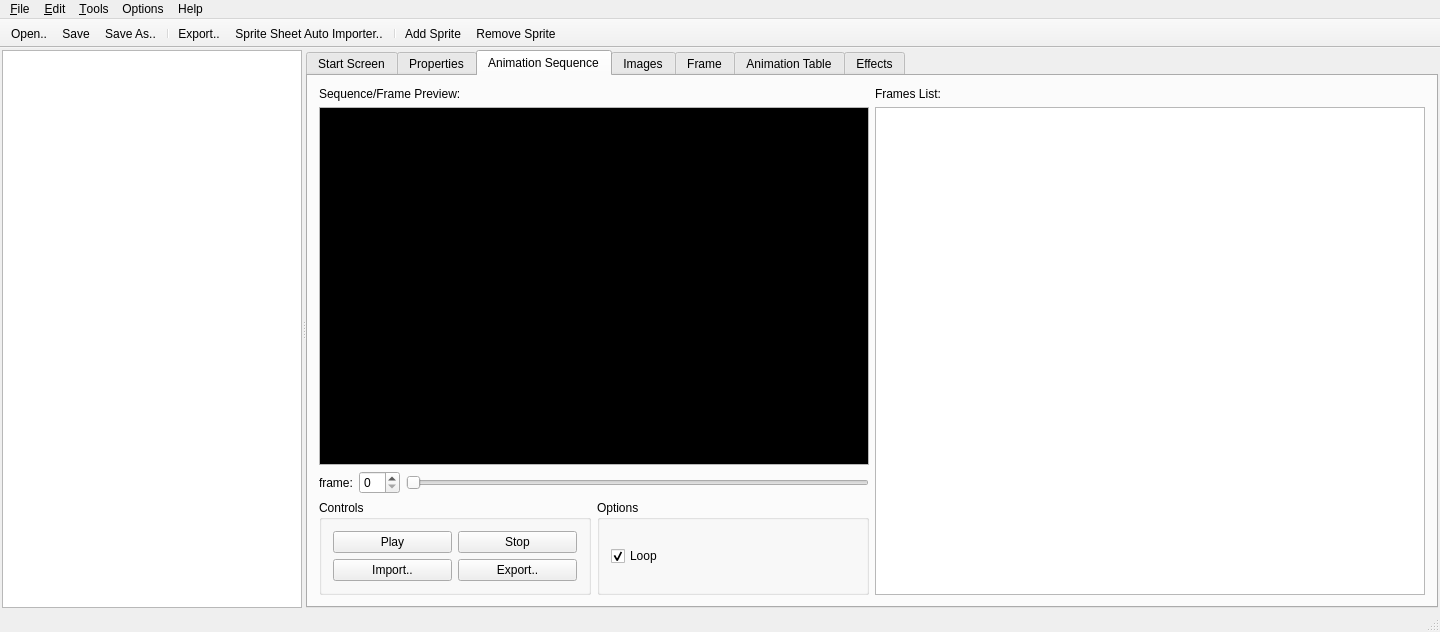
PsyCommando/ppmdu_spriteeditor, file mainwindow.ui: the form before one commit.
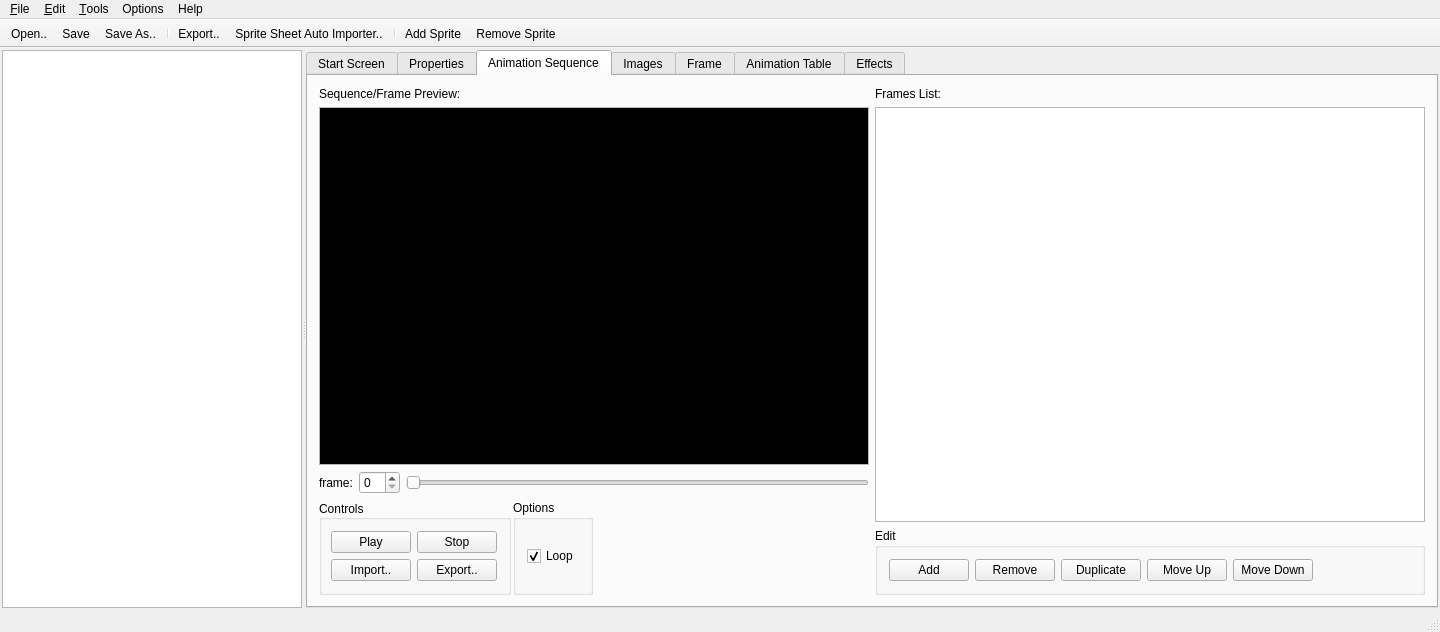
The form after the commit. The open tabs and pages were chosen to show the change. Icons and pictures are not drawn.

The edit to the form file:
```diff
--- a/mainwindow.ui
+++ b/mainwindow.ui
@@ -756,10 +756,13 @@
            </item>
            <item>
             <layout class="QHBoxLayout" name="horizontalLayout_11">
+             <property name="spacing">
+              <number>2</number>
+             </property>
              <item>
               <widget class="QGroupBox" name="groupBox_4">
                <property name="sizePolicy">
-                <sizepolicy hsizetype="Preferred" vsizetype="Preferred">
+                <sizepolicy hsizetype="Fixed" vsizetype="Preferred">
                  <horstretch>0</horstretch>
                  <verstretch>0</verstretch>
                 </sizepolicy>
@@ -767,11 +770,26 @@
                <property name="title">
                 <string>Controls</string>
                </property>
+               <property name="alignment">
+                <set>Qt::AlignLeading|Qt::AlignLeft|Qt::AlignVCenter</set>
+               </property>
+               <property name="flat">
+                <bool>true</bool>
+               </property>
                <layout class="QVBoxLayout" name="verticalLayout_10">
+                <property name="leftMargin">
+                 <number>9</number>
+                </property>
                 <item>
                  <layout class="QHBoxLayout" name="horizontalLayout_18">
                   <item>
                    <widget class="QPushButton" name="btnSeqPlay">
+                    <property name="sizePolicy">
+                     <sizepolicy hsizetype="Fixed" vsizetype="Fixed">
+                      <horstretch>0</horstretch>
+                      <verstretch>0</verstretch>
+                     </sizepolicy>
+                    </property>
                     <property name="text">
                      <string>Play</string>
                     </property>
@@ -783,6 +801,12 @@
                   </item>
                   <item>
                    <widget class="QPushButton" name="btnSeqStop">
+                    <property name="sizePolicy">
+                     <sizepolicy hsizetype="Fixed" vsizetype="Fixed">
+                      <horstretch>0</horstretch>
+                      <verstretch>0</verstretch>
+                     </sizepolicy>
+                    </property>
                     <property name="text">
                      <string>Stop</string>
                     </property>
@@ -818,20 +842,23 @@
              <item>
               <widget class="QGroupBox" name="groupBox">
                <property name="sizePolicy">
-                <sizepolicy hsizetype="Minimum" vsizetype="Preferred">
+                <sizepolicy hsizetype="Fixed" vsizetype="Preferred">
                  <horstretch>0</horstretch>
                  <verstretch>0</verstretch>
                 </sizepolicy>
                </property>
                <property name="minimumSize">
                 <size>
-                 <width>86</width>
+                 <width>80</width>
                  <height>0</height>
                 </size>
                </property>
                <property name="title">
                 <string>Options</string>
                </property>
+               <property name="flat">
+                <bool>true</bool>
+               </property>
                <layout class="QVBoxLayout" name="verticalLayout_15">
                 <item>
                  <widget class="QCheckBox" name="chkAnimSeqLoop">
@@ -846,10 +873,25 @@
                </layout>
               </widget>
              </item>
+             <item>
+              <spacer name="horizontalSpacer">
+               <property name="orientation">
+                <enum>Qt::Horizontal</enum>
+               </property>
+               <property name="sizeHint" stdset="0">
+                <size>
+                 <width>40</width>
+                 <height>20</height>
+                </size>
+               </property>
+              </spacer>
+             </item>
             </layout>
            </item>
           </layout>
          </item>
+         <item>
+          <layout class="QVBoxLayout" name="verticalLayout_17">
          <item>
           <layout class="QVBoxLayout" name="verticalLayout_6">
            <item>
@@ -861,6 +903,12 @@
            </item>
            <item>
             <widget class="QTableView" name="tblseqfrmlst">
+               <property name="minimumSize">
+                <size>
+                 <width>0</width>
+                 <height>366</height>
+                </size>
+               </property>
              <property name="editTriggers">
               <set>QAbstractItemView::AnyKeyPressed|QAbstractItemView::CurrentChanged|QAbstractItemView::DoubleClicked|QAbstractItemView::EditKeyPressed</set>
              </property>
@@ -900,6 +948,100 @@
              <attribute name="verticalHeaderStretchLastSection">
               <bool>false</bool>
              </attribute>
+              </widget>
+             </item>
+            </layout>
+           </item>
+           <item>
+            <widget class="QGroupBox" name="groupBox_6">
+             <property name="sizePolicy">
+              <sizepolicy hsizetype="MinimumExpanding" vsizetype="Preferred">
+               <horstretch>0</horstretch>
+               <verstretch>0</verstretch>
+              </sizepolicy>
+             </property>
+             <property name="minimumSize">
+              <size>
+               <width>0</width>
+               <height>50</height>
+              </size>
+             </property>
+             <property name="title">
+              <string>Edit</string>
+             </property>
+             <property name="flat">
+              <bool>true</bool>
+             </property>
+             <layout class="QHBoxLayout" name="horizontalLayout_6">
+              <item>
+               <widget class="QPushButton" name="btnSeqAddFrm">
+                <property name="text">
+                 <string>Add</string>
+                </property>
+                <property name="icon">
+                 <iconset resource="appres.qrc">
+                  <normaloff>:/resources/fugue-icons-3.5.6/icons/plus.png</normaloff>:/resources/fugue-icons-3.5.6/icons/plus.png</iconset>
+                </property>
+               </widget>
+              </item>
+              <item>
+               <widget class="QPushButton" name="btnSeqRemFrm">
+                <property name="text">
+                 <string>Remove</string>
+                </property>
+                <property name="icon">
+                 <iconset resource="appres.qrc">
+                  <normaloff>:/resources/fugue-icons-3.5.6/icons/minus.png</normaloff>:/resources/fugue-icons-3.5.6/icons/minus.png</iconset>
+                </property>
+               </widget>
+              </item>
+              <item>
+               <widget class="QPushButton" name="btnSeqDup">
+                <property name="text">
+                 <string>Duplicate</string>
+                </property>
+                <property name="icon">
+                 <iconset resource="appres.qrc">
+                  <normaloff>:/resources/fugue-icons-3.5.6/icons/document-copy.png</normaloff>:/resources/fugue-icons-3.5.6/icons/document-copy.png</iconset>
+                </property>
+               </widget>
+              </item>
+              <item>
+               <widget class="QPushButton" name="btnSeqMvUp">
+                <property name="text">
+                 <string>Move Up</string>
+                </property>
+                <property name="icon">
+                 <iconset resource="appres.qrc">
+                  <normaloff>:/resources/fugue-icons-3.5.6/icons/arrow-090.png</normaloff>:/resources/fugue-icons-3.5.6/icons/arrow-090.png</iconset>
+                </property>
+               </widget>
+              </item>
+              <item>
+               <widget class="QPushButton" name="btnSeqMvDown">
+                <property name="text">
+                 <string>Move Down</string>
+                </property>
+                <property name="icon">
+                 <iconset resource="appres.qrc">
+                  <normaloff>:/resources/fugue-icons-3.5.6/icons/arrow-270.png</normaloff>:/resources/fugue-icons-3.5.6/icons/arrow-270.png</iconset>
+                </property>
+               </widget>
+              </item>
+              <item>
+               <spacer name="horizontalSpacer_3">
+                <property name="orientation">
+                 <enum>Qt::Horizontal</enum>
+                </property>
+                <property name="sizeHint" stdset="0">
+                 <size>
+                  <width>40</width>
+                  <height>20</height>
+                 </size>
+                </property>
+               </spacer>
+              </item>
+             </layout>
             </widget>
            </item>
           </layout>
```
Left out of the diff: 2 changed lines with no effect on the pictures. Lines whose indentation alone changed are shown as unchanged.
